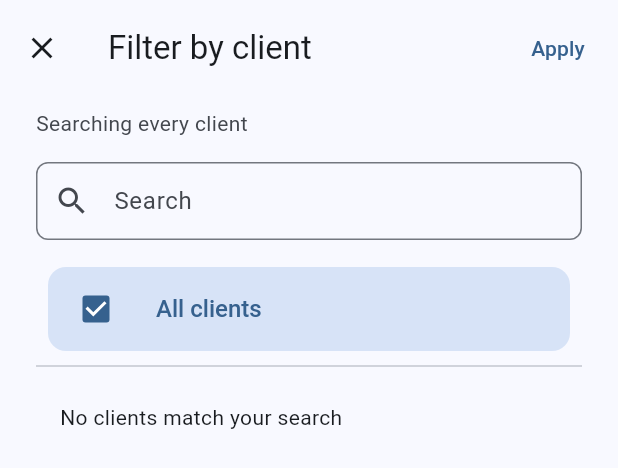
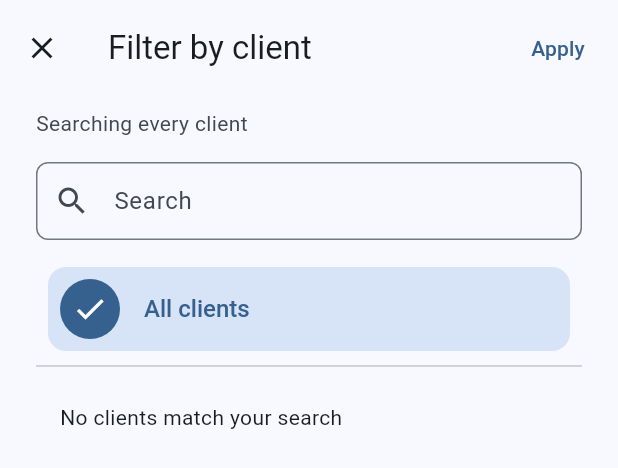
Before and after one commit to Chiggy-Playz/crsops, a Flutter app: the _ClientMultiPicker widget shown alone on an empty page, opened directly with empty values, on a phone screen of 412 x 824 dp. Shown: the top 468 px of the screen. Run offline on Flutter 3.47's test engine with Material 3 defaults, Android fonts, the phone set to English and light mode, and no system bars; our stand-ins replace connectivity_plus, dart_mappable, flutter_riverpod, flutter_svg, go_router, google_sign_in and 8 more; accounts and stored records are empty; generated files the repository leaves out were written again; statements that could not run were skipped.

Commit message:
style(challans): client filter without checkboxes
Picked rows show a check in place of the initials or pin, partly picked
clients a dash, with the list's highlight; subtitles shortened to the state
and first address line.

Co-Authored-By: Claude Opus 5.5 <noreply@anthropic.com>
Claude-Session: https://claude.ai/code/session_01NyAR8TPxonafwMo8C22pFh

```diff
--- a/lib/modules/challans/pages/widgets/client_multi_picker.dart
+++ b/lib/modules/challans/pages/widgets/client_multi_picker.dart
@@ -4,9 +4,9 @@ import '../../../../core/clients/models/client.dart';
 import '../../../../core/clients/models/client_address.dart';
 import '../../../../core/clients/pages/client_list_page.dart';
 import '../../../../core/widgets/form_dialog.dart';
+import '../../../../core/widgets/initials_avatar.dart';
 import '../../../../core/widgets/inset_list_tile.dart';
 import '../../../../core/widgets/section_header.dart';
-import 'client_address_picker.dart';
 
 /// What the search's client filter picked: whole clients (every address
 /// they have) and single addresses of clients with several sites. Both
@@ -147,7 +147,8 @@ class _ClientMultiPickerState extends State<_ClientMultiPicker> {
         Column(
           crossAxisAlignment: CrossAxisAlignment.stretch,
           children: [
-            _CheckRow(
+            _PickRow(
+              leading: const Icon(Icons.groups_outlined),
               title: const Text('All clients'),
               value: count == 0,
               onChanged: () => setState(() {
@@ -173,24 +174,12 @@ class _ClientMultiPickerState extends State<_ClientMultiPicker> {
   }
 
   /// The client's row, and for a client with several addresses one indented
-  /// row per address. Same look as the new challan's client list: inset
-  /// rows, each address with what prints under it.
+  /// row per address. Picked rows show a check and the list's highlight
+  /// instead of checkboxes.
   List<Widget> _rows(Client client, {required bool archived}) {
     final theme = Theme.of(context);
     final muted = theme.colorScheme.onSurfaceVariant;
     final hasSites = client.addresses.length > 1;
-
-    final TextStyle? nameStyle;
-    if (archived) {
-      nameStyle = TextStyle(color: muted);
-    } else if (hasSites) {
-      // A heading over its addresses, as in the new challan's list.
-      nameStyle = theme.textTheme.titleSmall?.copyWith(
-        color: theme.colorScheme.primary,
-      );
-    } else {
-      nameStyle = null;
-    }
 
     final String? clientSubtitle;
     if (hasSites) {
@@ -198,33 +187,33 @@ class _ClientMultiPickerState extends State<_ClientMultiPicker> {
     } else if (client.addresses.isEmpty) {
       clientSubtitle = null;
     } else {
-      clientSubtitle = AddressChoice.of(
-        client,
-        client.addresses.single,
-      ).printedSummary;
+      clientSubtitle = client.addresses.single.stateName;
     }
 
-    final clientValue = _clientValue(client);
     return [
-      _CheckRow(
-        title: Text(client.name, style: nameStyle),
+      _PickRow(
+        leading: InitialsAvatar(name: client.name, dimmed: archived),
+        title: Text(
+          client.name,
+          style: archived ? TextStyle(color: muted) : null,
+        ),
         subtitle: clientSubtitle,
-        value: clientValue,
-        tristate: hasSites,
+        value: _clientValue(client),
         onChanged: () => _toggleClient(client),
       ),
       if (hasSites)
         for (final address in client.addresses)
           Padding(
             padding: const EdgeInsets.only(left: 24),
-            child: _CheckRow(
+            child: _PickRow(
+              leading: const Icon(Icons.place_outlined),
               title: Text(
                 address.isArchived
                     ? '${address.label} (archived)'
-                    : '${address.label} · ${address.stateName}',
+                    : address.label,
                 style: address.isArchived ? TextStyle(color: muted) : null,
               ),
-              subtitle: AddressChoice.of(client, address).printedSummary,
+              subtitle: _whereIs(address),
               value:
                   _clientIds.contains(client.id) ||
                   _addressIds.contains(address.addressId),
@@ -233,42 +222,79 @@ class _ClientMultiPickerState extends State<_ClientMultiPicker> {
           ),
     ];
   }
+
+  /// "Haryana · Plot 96, Udyog Vihar": enough to tell sites apart.
+  static String _whereIs(ClientAddress address) {
+    final firstLine = address.address.split('\n').first.trim();
+    if (firstLine.isEmpty) return address.stateName;
+    return '${address.stateName} · $firstLine';
+  }
 }
 
-/// A list row with a checkbox in front: the app's inset row, highlighted
-/// like a selected list row while it's ticked.
-class _CheckRow extends StatelessWidget {
-  const _CheckRow({
+/// A row that can be picked: picked, its icon becomes a check in a filled
+/// circle and the row takes the list's highlight; partly picked (some of a
+/// client's addresses), a dash.
+class _PickRow extends StatelessWidget {
+  const _PickRow({
+    required this.leading,
     required this.title,
     required this.value,
     required this.onChanged,
     this.subtitle,
-    this.tristate = false,
   });
 
+  /// Shown while not picked: initials, or an icon.
+  final Widget leading;
   final Widget title;
   final String? subtitle;
 
-  /// Null for a client with only some of its addresses ticked.
+  /// Null when partly picked.
   final bool? value;
-  final bool tristate;
   final VoidCallback onChanged;
 
   @override
   Widget build(BuildContext context) {
+    final scheme = Theme.of(context).colorScheme;
     final subtitle = this.subtitle;
-    return InsetListTile(
-      leading: Checkbox(
-        value: value,
-        tristate: tristate,
-        onChanged: (_) => onChanged(),
+    final picked = value;
+
+    final Widget marker;
+    if (picked == true) {
+      marker = CircleAvatar(
+        backgroundColor: scheme.primary,
+        foregroundColor: scheme.onPrimary,
+        child: const Icon(Icons.check),
+      );
+    } else if (picked == null) {
+      marker = CircleAvatar(
+        backgroundColor: scheme.primaryContainer,
+        foregroundColor: scheme.onPrimaryContainer,
+        child: const Icon(Icons.remove),
+      );
+    } else {
+      marker = SizedBox(width: 40, child: Center(child: leading));
+    }
+
+    final String state;
+    if (picked == true) {
+      state = 'selected';
+    } else if (picked == null) {
+      state = 'partly selected';
+    } else {
+      state = 'not selected';
+    }
+
+    return Semantics(
+      value: state,
+      child: InsetListTile(
+        leading: marker,
+        title: title,
+        subtitle: subtitle == null
+            ? null
+            : Text(subtitle, maxLines: 1, overflow: TextOverflow.ellipsis),
+        selected: picked == true,
+        onTap: onChanged,
       ),
-      title: title,
-      subtitle: subtitle == null
-          ? null
-          : Text(subtitle, maxLines: 1, overflow: TextOverflow.ellipsis),
-      selected: value == true,
-      onTap: onChanged,
     );
   }
 }
```
Also changed, not shown: 1 other file.
